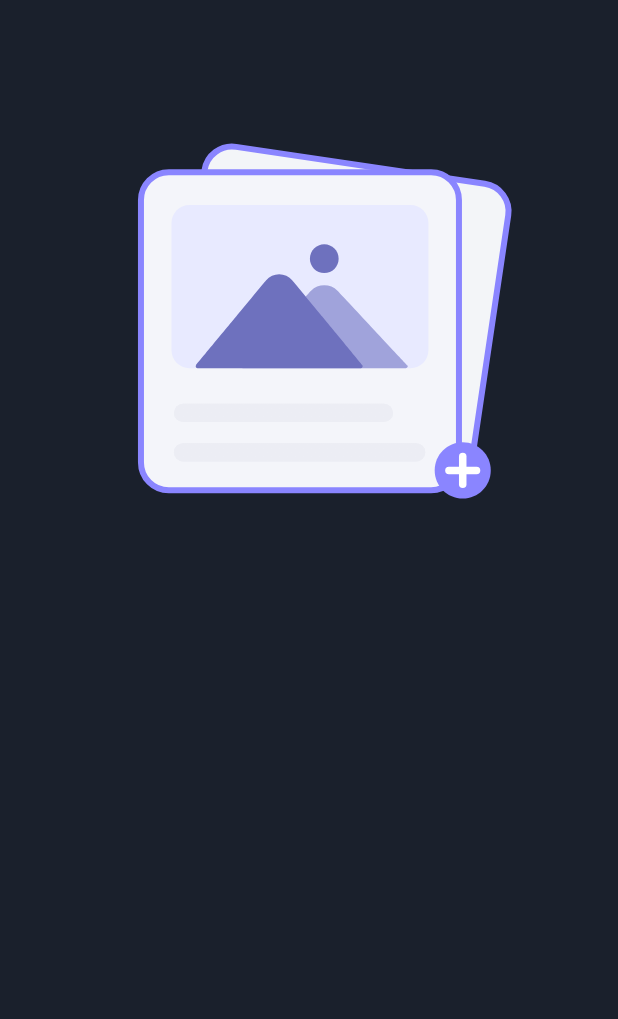
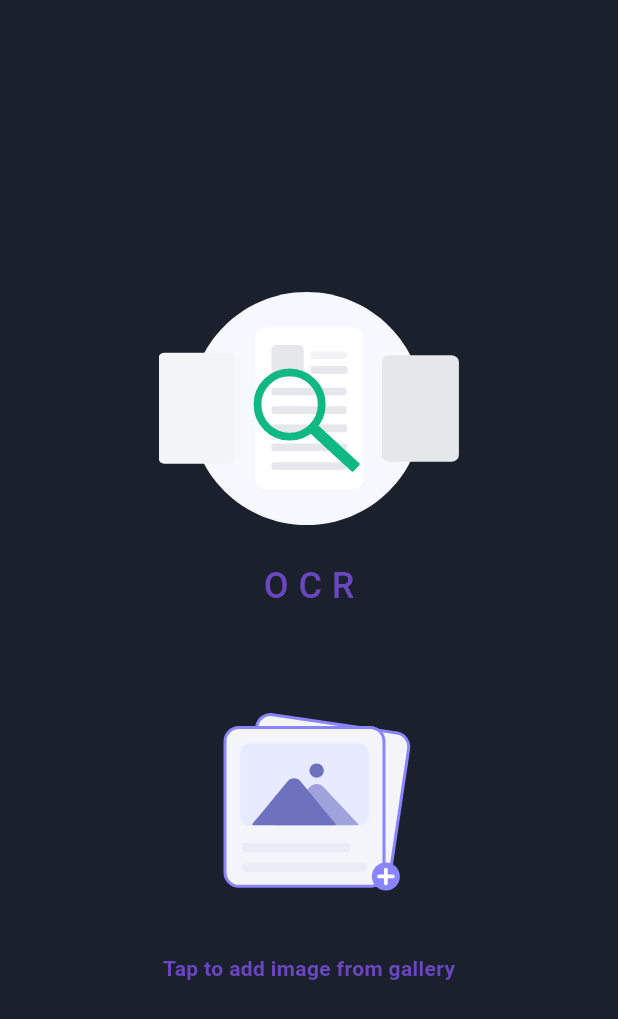
Before and after one commit to 4bhisheksharma/minimal-ocr-app, a Flutter app: the screen it shows after launch, on a phone screen of 412 x 824 dp. Shown: the top 1019 px of the screen. Run offline on Flutter 3.47's test engine with Material 3 defaults, Android fonts, the phone set to English and light mode, and no system bars; our stand-ins replace image_picker, lottie.

Commit message:
ui: refine home screen UI; Implement code changes to enhance functionality

```diff
--- a/lib/content/home_screen.dart
+++ b/lib/content/home_screen.dart
@@ -1,4 +1,6 @@
+import 'dart:io';
 import 'package:flutter/material.dart';
+import 'package:image_picker/image_picker.dart';
 import 'package:lottie/lottie.dart';
 import 'package:ocr_app/theme/app_theme.dart';
 
@@ -14,7 +16,67 @@ class _HomeScreenState extends State<HomeScreen> {
   Widget build(BuildContext context) {
     return Scaffold(
       body: Center(
-        child: Column(children: [Lottie.asset('assets/json/Image.json')]),
+        child: Padding(
+          padding: const EdgeInsets.only(top: 5.0),
+          child: Column(
+            mainAxisAlignment: MainAxisAlignment.center,
+            children: [
+              // App logo animation as JSON
+              Lottie.asset('assets/json/OCR.json', width: 200, height: 200),
+              Text(
+                'O C R',
+                style: TextStyle(
+                  fontSize: 24,
+                  fontWeight: FontWeight.w500,
+                  color: MyAppTheme.primaryPurple,
+                ),
+              ),
+              const SizedBox(height: 20),
+
+              // Tap to add image from gallery
+              GestureDetector(
+                onTap: () async {
+                  final ImagePicker picker = ImagePicker();
+                  final XFile? picked = await picker.pickImage(
+                    source: ImageSource.gallery,
+                  );
+                  if (picked == null) return;
+
+                  showDialog(
+                    context: context,
+                    builder: (_) => AlertDialog(
+                      content: Image.file(File(picked.path)),
+                      actions: [
+                        TextButton(
+                          onPressed: () => Navigator.of(context).pop(),
+                          child: const Text('Close'),
+                        ),
+                      ],
+                    ),
+                  );
+                },
+                child: Column(
+                  children: [
+                    // Animation for image picker button
+                    Lottie.asset(
+                      'assets/json/Image.json',
+                      width: 200,
+                      height: 200,
+                    ),
+                    const SizedBox(height: 8),
+                    const Text(
+                      'Tap to add image from gallery',
+                      style: TextStyle(
+                        fontWeight: FontWeight.bold,
+                        color: MyAppTheme.primaryPurple,
+                      ),
+                    ),
+                  ],
+                ),
+              ),
+            ],
+          ),
+        ),
       ),
     );
   }
```
Also changed, not shown: assets/json/OCR.json (added, +1 -0 lines).
